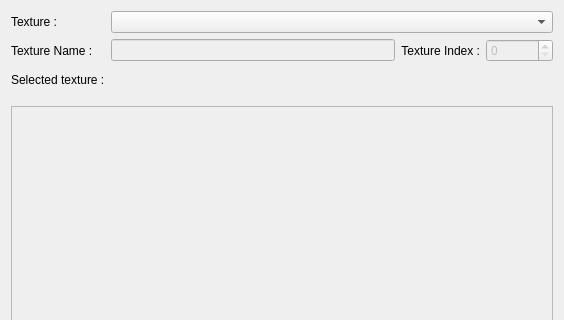
This is monsterEditor/src/texturePickerForm.ui in jeremydumais/TheWarrior as Qt 5 draws it before an edit; both pictures show x 0 to 564 and y 0 to 320 of the 564 by 629 pixel window. The edited form follows.
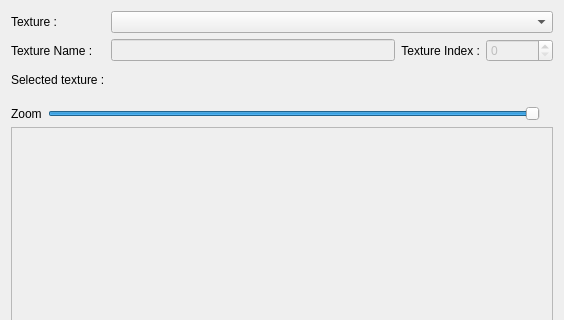
This is the edited form. Icons and pictures are not drawn. Custom widgets are drawn as their Qt base class.

Commit message: Added three monsters to the db and started to add a zoom feature in the Texture Picker and Edit Texture windows.

What changed in the file:
```diff
--- a/monsterEditor/src/texturePickerForm.ui
+++ b/monsterEditor/src/texturePickerForm.ui
@@ -79,6 +79,49 @@
          <height>32</height>
         </size>
        </property>
+       <property name="maximumSize">
+        <size>
+         <width>64</width>
+         <height>64</height>
+        </size>
+       </property>
+       <property name="text">
+        <string/>
+       </property>
+      </widget>
+     </item>
+    </layout>
+   </item>
+   <item>
+    <layout class="QHBoxLayout" name="horizontalLayout_2">
+     <item>
+      <widget class="QLabel" name="label_5">
+       <property name="text">
+        <string>Zoom</string>
+       </property>
+      </widget>
+     </item>
+     <item>
+      <widget class="QSlider" name="horizontalSliderZoom">
+       <property name="minimum">
+        <number>10</number>
+       </property>
+       <property name="maximum">
+        <number>100</number>
+       </property>
+       <property name="singleStep">
+        <number>10</number>
+       </property>
+       <property name="value">
+        <number>100</number>
+       </property>
+       <property name="orientation">
+        <enum>Qt::Horizontal</enum>
+       </property>
+      </widget>
+     </item>
+     <item>
+      <widget class="QLabel" name="labelZoomValue">
        <property name="text">
         <string/>
        </property>
@@ -97,7 +140,7 @@
         <x>0</x>
         <y>0</y>
         <width>548</width>
-        <height>457</height>
+        <height>423</height>
        </rect>
       </property>
       <layout class="QGridLayout" name="gridLayout_3">
```
Left out of the diff: 3 changed lines with no effect on the pictures. The commit also changes 20 other files.
